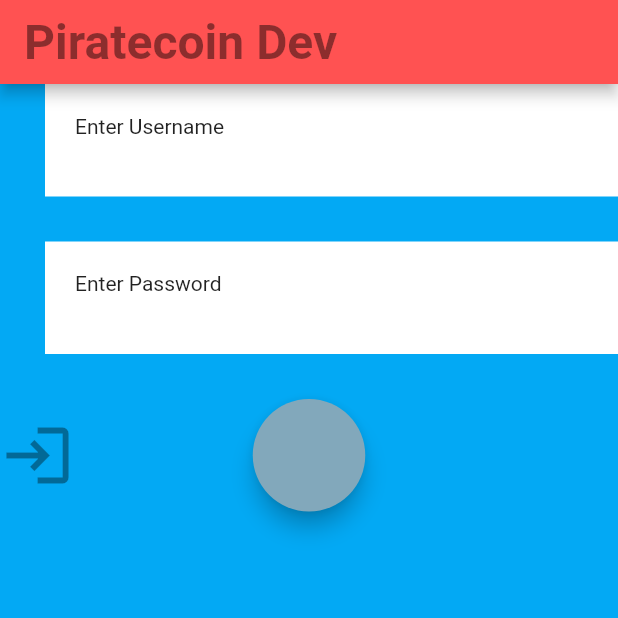
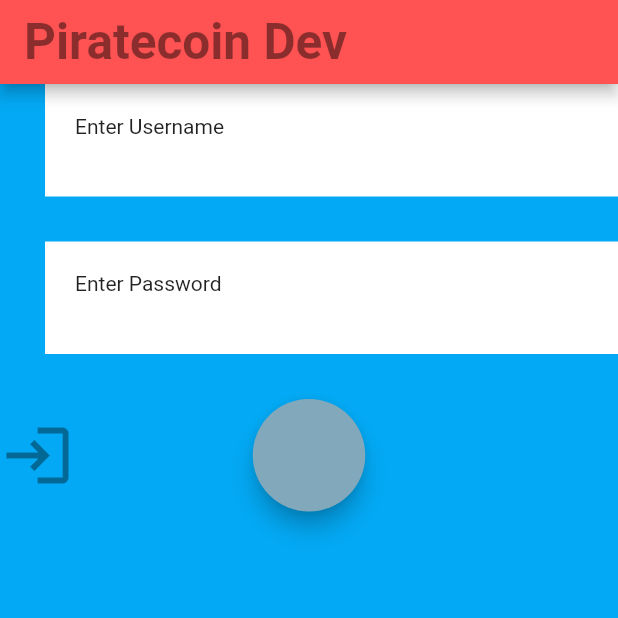
Before and after one commit to adammbule/apprentice, a Flutter app: the screen it shows after launch, on a phone screen of 412 x 824 dp, the top half of it. Run offline on Flutter 3.47's test engine with Material 2 defaults, Android fonts, the phone set to English and light mode, and no system bars.

Commit message:
Update main.dart

```diff
--- a/lib/main.dart
+++ b/lib/main.dart
@@ -30,7 +30,7 @@ class Piratecoin extends StatelessWidget {
             'Piratecoin Dev',
             style: TextStyle(
               fontFamily: 'Roboto', //obtain fonts from fonts.google.com
-              fontSize: 32.0,
+              fontSize: 33.0,
               color: Colors.black45,
               fontWeight: FontWeight.bold,
               //learn to center the text
```
